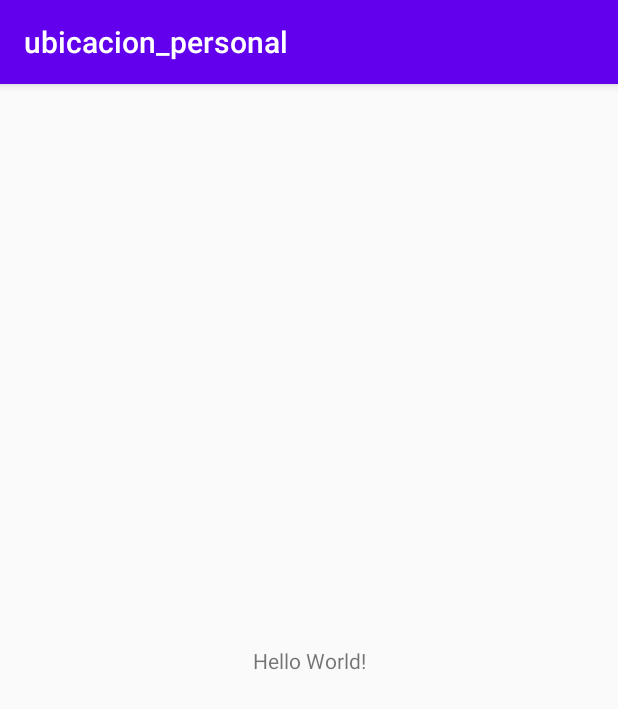
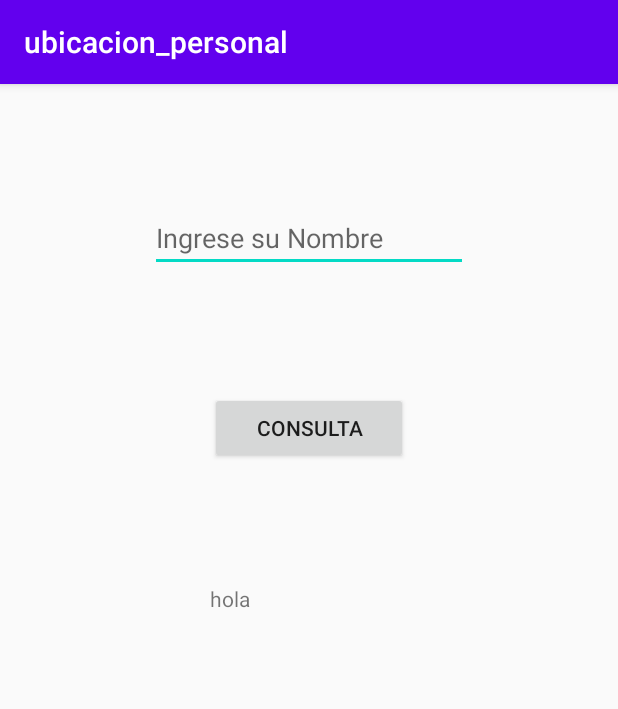
Before and after one commit to jhan08/ubicacion_personal, an Android app: the screen it shows after launch (MainActivity), on a phone screen of 412 x 824 dp. Shown: the top 709 px of the screen. Run offline under Robolectric (Android 15) with nearby library versions, the phone set to English and light mode, and no system bars.

Commit message:
se creo la interfaz grafica, y creo codigo para visualizar el nombre.

```diff
--- a/app/src/main/java/com/example/ubicacion_personal/MainActivity.java
+++ b/app/src/main/java/com/example/ubicacion_personal/MainActivity.java
@@ -2,12 +2,24 @@ package com.example.ubicacion_personal;
 
 import android.support.v7.app.AppCompatActivity;
 import android.os.Bundle;
+import android.view.View;
+import android.widget.EditText;
+import android.widget.TextView;
 
 public class MainActivity extends AppCompatActivity {
+    private EditText et1;
+    private TextView tv1;
 
     @Override
     protected void onCreate(Bundle savedInstanceState) {
         super.onCreate(savedInstanceState);
         setContentView(R.layout.activity_main);
+     et1= (EditText) findViewById(R.id.txt_nom);
+     tv1 = (TextView) findViewById(R.id.txt_1);
+
+    }
+    public void mostarUbicacion(View view){
+        String nombre = et1.getText().toString();
+        String mensaje = "hola  " + nombre; tv1.setText(mensaje);
     }
 }
--- a/app/src/main/res/layout/activity_main.xml
+++ b/app/src/main/res/layout/activity_main.xml
@@ -9,10 +9,47 @@
     <TextView
         android:layout_width="wrap_content"
         android:layout_height="wrap_content"
-        android:text="Hello World!"
-        app:layout_constraintBottom_toBottomOf="parent"
+        android:layout_marginTop="128dp"
         app:layout_constraintLeft_toLeftOf="parent"
-        app:layout_constraintRight_toRightOf="parent"
         app:layout_constraintTop_toTopOf="parent" />
 
+    <EditText
+        android:id="@+id/txt_nom"
+        android:layout_width="0dp"
+        android:layout_height="wrap_content"
+        android:layout_marginStart="100dp"
+        android:layout_marginTop="80dp"
+        android:layout_marginEnd="100dp"
+        android:ems="10"
+        android:hint="Ingrese su Nombre"
+        android:inputType="textPersonName"
+        app:layout_constraintEnd_toEndOf="parent"
+        app:layout_constraintStart_toStartOf="parent"
+        app:layout_constraintTop_toTopOf="parent" />
+
+    <Button
+        android:id="@+id/button_1"
+        android:layout_width="0dp"
+        android:layout_height="wrap_content"
+        android:layout_marginStart="140dp"
+        android:layout_marginTop="80dp"
+        android:layout_marginEnd="140dp"
+        android:onClick="mostarUbicacion"
+        android:text="Consulta"
+        app:layout_constraintEnd_toEndOf="parent"
+        app:layout_constraintStart_toStartOf="parent"
+        app:layout_constraintTop_toBottomOf="@+id/txt_nom" />
+
+    <TextView
+        android:id="@+id/txt_1"
+        android:layout_width="0dp"
+        android:layout_height="19dp"
+        android:layout_marginStart="140dp"
+        android:layout_marginTop="80dp"
+        android:layout_marginEnd="140dp"
+        android:text="hola"
+        app:layout_constraintEnd_toEndOf="parent"
+        app:layout_constraintStart_toStartOf="parent"
+        app:layout_constraintTop_toBottomOf="@+id/button_1" />
+
 </android.support.constraint.ConstraintLayout>
```
